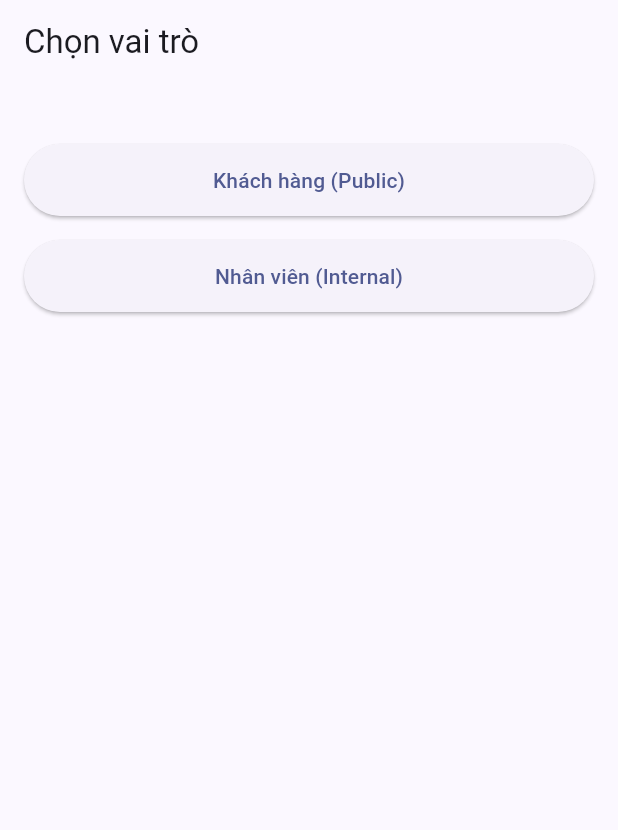
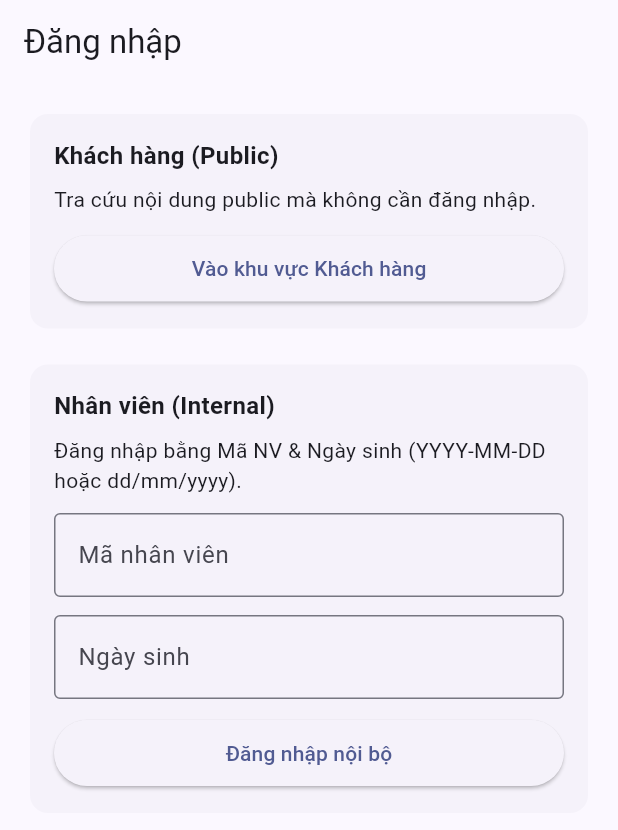
Before and after one commit to chatbotsnp/Snp-mobile, a Flutter app: the screen it shows after launch, on a phone screen of 412 x 824 dp. Shown: the top 830 px of the screen. Run offline on Flutter 3.47's test engine with Material 3 defaults, Android fonts, the phone set to English and light mode, and no system bars.

Commit message:
Update login_screen.dart

```diff
--- a/app_lib/lib/login_screen.dart
+++ b/app_lib/lib/login_screen.dart
@@ -1,43 +1,148 @@
 import 'package:flutter/material.dart';
-import 'chat_screen.dart';
+import 'home_shell.dart';
 import 'qa_service.dart';
+import 'employee_service.dart';
 
-class LoginScreen extends StatelessWidget {
+class LoginScreen extends StatefulWidget {
   const LoginScreen({super.key});
+  @override
+  State<LoginScreen> createState() => _LoginScreenState();
+}
 
-  void _go(BuildContext ctx, UserRole role) {
-    Navigator.of(ctx).push(
-      MaterialPageRoute(builder: (_) => ChatScreen(role: role)),
+class _LoginScreenState extends State<LoginScreen> {
+  final _codeCtrl = TextEditingController();
+  final _dobCtrl  = TextEditingController();
+  final _formKey  = GlobalKey<FormState>();
+  final _empSvc   = EmployeeService();
+  bool _loading = false;
+
+  @override
+  void dispose() {
+    _codeCtrl.dispose();
+    _dobCtrl.dispose();
+    super.dispose();
+  }
+
+  void _goPublic() {
+    Navigator.of(context).push(
+      MaterialPageRoute(builder: (_) => const HomeShell(role: UserRole.public)),
     );
   }
+
+  Future<void> _loginInternal() async {
+    if (_loading) return;
+    if (!_formKey.currentState!.validate()) return;
+
+    setState(() => _loading = true);
+    try {
+      final emp = await _empSvc.authenticate(
+        code: _codeCtrl.text,
+        dobInput: _dobCtrl.text,
+      );
+      if (emp != null) {
+        if (!mounted) return;
+        Navigator.of(context).push(
+          MaterialPageRoute(builder: (_) => const HomeShell(role: UserRole.internal)),
+        );
+      } else {
+        if (!mounted) return;
+        ScaffoldMessenger.of(context).showSnackBar(
+          const SnackBar(content: Text('Sai Mã NV hoặc Ngày sinh.')),
+        );
+      }
+    } catch (_) {
+      if (!mounted) return;
+      ScaffoldMessenger.of(context).showSnackBar(
+        const SnackBar(content: Text('Có lỗi khi xác thực.')),
+      );
+    } finally {
+      if (mounted) setState(() => _loading = false);
+    }
+  }
+
+  String? _require(String? v) => (v == null || v.trim().isEmpty) ? 'Không được để trống' : null;
 
   @override
   Widget build(BuildContext context) {
     return Scaffold(
-      appBar: AppBar(title: const Text('Chọn vai trò')),
-      body: Padding(
+      appBar: AppBar(title: const Text('Đăng nhập')),
+      body: SafeArea(
+        child: ListView(
+          padding: const EdgeInsets.all(16),
+          children: [
+            // Public
+            Card(
+              elevation: 0,
+              shape: RoundedRectangleBorder(borderRadius: BorderRadius.circular(12)),
+              child: Padding(
                 padding: const EdgeInsets.all(16),
                 child: Column(
+                  crossAxisAlignment: CrossAxisAlignment.start,
                   children: [
-            const SizedBox(height: 24),
+                    const Text('Khách hàng (Public)', style: TextStyle(fontSize: 16, fontWeight: FontWeight.bold)),
+                    const SizedBox(height: 8),
+                    const Text('Tra cứu nội dung public mà không cần đăng nhập.'),
+                    const SizedBox(height: 12),
                     SizedBox(
                       width: double.infinity,
                       child: ElevatedButton(
-                onPressed: () => _go(context, UserRole.public),
+                        onPressed: _goPublic,
                         child: const Padding(
-                  padding: EdgeInsets.symmetric(vertical: 14),
-                  child: Text('Khách hàng (Public)'),
+                          padding: EdgeInsets.symmetric(vertical: 12),
+                          child: Text('Vào khu vực Khách hàng'),
+                        ),
+                      ),
+                    ),
+                  ],
                 ),
               ),
             ),
             const SizedBox(height: 16),
+            // Internal
+            Card(
+              elevation: 0,
+              shape: RoundedRectangleBorder(borderRadius: BorderRadius.circular(12)),
+              child: Padding(
+                padding: const EdgeInsets.all(16),
+                child: Form(
+                  key: _formKey,
+                  child: Column(
+                    crossAxisAlignment: CrossAxisAlignment.start,
+                    children: [
+                      const Text('Nhân viên (Internal)', style: TextStyle(fontSize: 16, fontWeight: FontWeight.bold)),
+                      const SizedBox(height: 8),
+                      const Text('Đăng nhập bằng Mã NV & Ngày sinh (YYYY-MM-DD hoặc dd/mm/yyyy).'),
+                      const SizedBox(height: 12),
+                      TextFormField(
+                        controller: _codeCtrl,
+                        decoration: const InputDecoration(labelText: 'Mã nhân viên', border: OutlineInputBorder()),
+                        textInputAction: TextInputAction.next,
+                        validator: _require,
+                      ),
+                      const SizedBox(height: 12),
+                      TextFormField(
+                        controller: _dobCtrl,
+                        decoration: const InputDecoration(labelText: 'Ngày sinh', border: OutlineInputBorder()),
+                        keyboardType: TextInputType.datetime,
+                        textInputAction: TextInputAction.done,
+                        validator: _require,
+                        onFieldSubmitted: (_) => _loginInternal(),
+                      ),
+                      const SizedBox(height: 12),
                       SizedBox(
                         width: double.infinity,
                         child: ElevatedButton(
-                onPressed: () => _go(context, UserRole.internal),
-                child: const Padding(
-                  padding: EdgeInsets.symmetric(vertical: 14),
-                  child: Text('Nhân viên (Internal)'),
+                          onPressed: _loading ? null : _loginInternal,
+                          child: Padding(
+                            padding: const EdgeInsets.symmetric(vertical: 12),
+                            child: _loading
+                                ? const SizedBox(width: 18, height: 18, child: CircularProgressIndicator(strokeWidth: 2))
+                                : const Text('Đăng nhập nội bộ'),
+                          ),
+                        ),
+                      ),
+                    ],
+                  ),
                 ),
               ),
             ),
```
Lines whose indentation alone changed are shown as unchanged.
